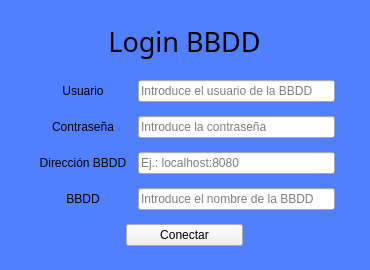
First picture: the form in vistas/ui/ui_login.ui, repository OasisSenpai/daw_prog, before the edit.
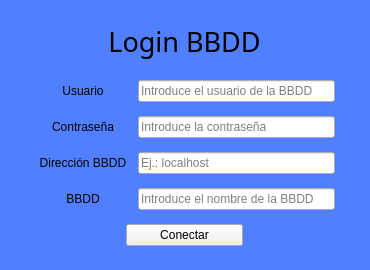
Second picture: the form after the edit. Icons and pictures are not drawn.

Patch:
```diff
--- a/vistas/ui/ui_login.ui
+++ b/vistas/ui/ui_login.ui
@@ -160,7 +160,7 @@
       <item>
        <widget class="QLineEdit" name="inputDireccion">
         <property name="placeholderText">
-         <string>Ej.: localhost:8080</string>
+         <string>Ej.: localhost</string>
         </property>
        </widget>
       </item>
```
